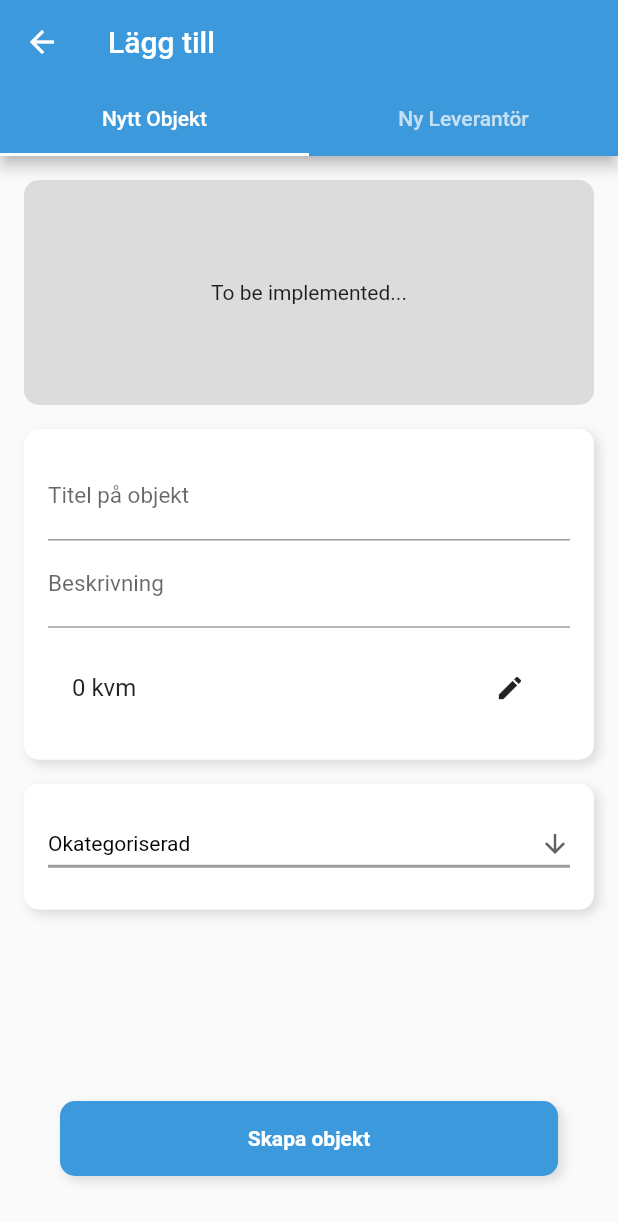
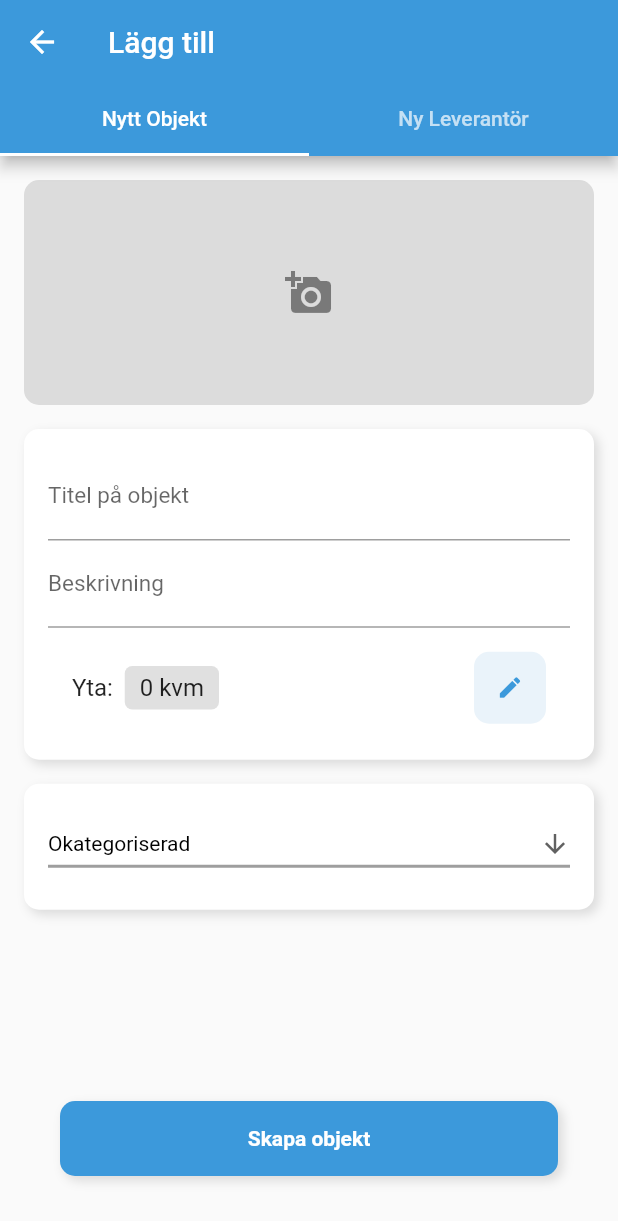
Before and after one commit to CowboyArtist/AgileProject23, a Flutter app: the screen it shows after launch, after a tap on the "add" icon, on a phone screen of 412 x 824 dp. Shown: the top 1221 px of the screen. Run offline on Flutter 3.47's test engine with Material 2 defaults, Android fonts, the phone set to English and light mode, and no system bars; our stand-ins replace cloud_firestore, firebase_storage; missing offline and left inert: flutter_picker; accounts and stored records are empty.

Commit message:
Added pull down to refresh & new function to get objects from database

```diff
--- a/sjovikvass_app/lib/screens/addObject/add_object_screen.dart
+++ b/sjovikvass_app/lib/screens/addObject/add_object_screen.dart
@@ -70,7 +70,7 @@ class _AddObjectScreenState extends State<AddObjectScreen> {
         _model = '';
         _engine = '';
         _serialNumber = '';
-        _engineSerialNumber =  '';
+        _engineSerialNumber = '';
         _space = 0;
         _isLoading = false;
       });
@@ -177,7 +177,11 @@ class _AddObjectScreenState extends State<AddObjectScreen> {
                   height: 150.0,
                   width: double.infinity,
                   child: Center(
-                    child: Text('To be implemented...'),
+                    child: Icon(
+                      Icons.add_a_photo,
+                      size: 32.0,
+                      color: Colors.black45,
+                    ),
                   ),
                 ),
                 SizedBox(height: 16.0),
@@ -218,13 +222,27 @@ class _AddObjectScreenState extends State<AddObjectScreen> {
                         child: Row(
                           mainAxisAlignment: MainAxisAlignment.spaceBetween,
                           children: <Widget>[
-                            Text(
+                            Row(
+                              children: <Widget>[
+                                Text('Yta:  ',style: TextStyle(fontSize: 16.0),),
+                                Container(
+                                  padding: EdgeInsets.symmetric(vertical: 5.0, horizontal: 10.0),
+                                  decoration: BoxDecoration(color: Colors.black12, borderRadius: BorderRadius.circular(5.0)),
+                                  child: Text(
                                     '${_space} kvm',
                                     style: TextStyle(fontSize: 16.0),
                                   ),
-                            IconButton(
-                                icon: Icon(Icons.edit, size: 20.0),
-                                onPressed: () => showPickerNumber(context))
+                                ),
+                              ],
+                            ),
+                            Container(
+                              decoration: BoxDecoration(color: MyColors.lightBlue, borderRadius: BorderRadius.circular(10.0)),
+                              child: IconButton(
+                                highlightColor: MyColors.primary,
+                                color: MyColors.primary,
+                                  icon: Icon(Icons.edit, size: 18.0),
+                                  onPressed: () => showPickerNumber(context)),
+                            )
                           ],
                         ),
                       ),
@@ -314,12 +332,15 @@ class _AddObjectScreenState extends State<AddObjectScreen> {
             ],
           ),
         ),
-        body: TabBarView(children: <Widget>[
+        body: GestureDetector(
+          onTap: () => FocusScope.of(context).unfocus(),
+          child: TabBarView(children: <Widget>[
             _buildNewObjectView(),
             Center(
               child: Text('Lägg till Leverantör'),
             ),
           ]),
+        ),
         bottomNavigationBar: GestureDetector(
           onTap: _submitStoredObject,
           child: Container(
--- a/sjovikvass_app/lib/screens/landing/widgets/objects_list.dart
+++ b/sjovikvass_app/lib/screens/landing/widgets/objects_list.dart
@@ -1,3 +1,4 @@
+import 'package:cloud_firestore/cloud_firestore.dart';
 import 'package:flutter/material.dart';
 import 'package:sjovikvass_app/models/stored_object_model.dart';
 import 'package:sjovikvass_app/screens/object/object_screen.dart';
@@ -10,33 +11,28 @@ class ObjectsList extends StatefulWidget {
 }
 
 class _ObjectsListState extends State<ObjectsList> {
+  Future<QuerySnapshot> _objects;
+
   @override
   void initState() {
     super.initState();
+    _setupObjects();
   }
 
-  @override
-  Widget build(BuildContext context) {
-    return Column(
-      mainAxisAlignment: MainAxisAlignment.center,
-      children: <Widget>[
-        FutureBuilder(
-          future: DatabaseService.getStoredObjects(),
-          builder: (BuildContext context, AsyncSnapshot snapshot) {
-            if (!snapshot.hasData) {
-              return Text('Ingen data');
+  _setupObjects() async {
+    Future<QuerySnapshot> objects = DatabaseService.getStoredObjectsFuture();
+    setState(() {
+      _objects = objects;
+    });
   }
 
-            return Expanded(
-              child: ListView.builder(
-                  itemCount: snapshot.data.length,
-                  itemBuilder: (BuildContext context, int index) {
+  _buildObjectTile(StoredObject storedObject) {
+
     return Container(
         margin: EdgeInsets.fromLTRB(16.0, 16.0, 16.0, 0.0),
         height: 100.0,
         decoration: BoxDecoration(
-                            color: Colors.black45,
-                            borderRadius: BorderRadius.circular(10.0)),
+            color: Colors.black45, borderRadius: BorderRadius.circular(10.0)),
         child: Stack(
           children: <Widget>[
             Container(
@@ -51,19 +47,16 @@ class _ObjectsListState extends State<ObjectsList> {
             Container(
               decoration: BoxDecoration(
                   borderRadius: BorderRadius.circular(10.0),
-                                  gradient: LinearGradient(
-                                      colors: [
+                  gradient: LinearGradient(colors: [
                     Colors.transparent,
                     Colors.black54,
-                                      ],
-                                      begin: Alignment.topCenter,
-                                      end: Alignment.bottomCenter)),
+                  ], begin: Alignment.topCenter, end: Alignment.bottomCenter)),
             ),
             Positioned(
                 left: 16.0,
                 bottom: 16.0,
                 child: Text(
-                                  snapshot.data[index].title,
+                  storedObject.title,
                   style: TextStyle(
                       fontSize: 18.0,
                       fontWeight: FontWeight.bold,
@@ -71,9 +64,33 @@ class _ObjectsListState extends State<ObjectsList> {
                 )),
           ],
         ));
-                  }),
-            );
+  }
+
+  @override
+  Widget build(BuildContext context) {
+    return Column(
+      mainAxisAlignment: MainAxisAlignment.center,
+      children: <Widget>[
+        Expanded(
+            child: RefreshIndicator(
+            onRefresh: () => _setupObjects(),
+            child: FutureBuilder(
+              future: _objects,
+              builder: (context, snapshot) {
+                if (!snapshot.hasData) {
+                  return Text('Ingen data');
+                }
+
+                return ListView.builder(
+                    itemCount: snapshot.data.documents.length,
+                    itemBuilder: (BuildContext context, int index) {
+                      StoredObject storedObject =
+                          StoredObject.fromDoc(snapshot.data.documents[index]);
+                      return _buildObjectTile(storedObject);
+                    });
               },
+            ),
+          ),
         )
       ],
     );
--- a/sjovikvass_app/lib/services/database_service.dart
+++ b/sjovikvass_app/lib/services/database_service.dart
@@ -28,4 +28,12 @@ class DatabaseService {
         .toList();
     return objects;
   }
+
+  static Future<QuerySnapshot> getStoredObjectsFuture() {
+    Future<QuerySnapshot> objects =
+        objectsRef.orderBy('timestamp', descending: true).getDocuments();
+        //Ändra till "outDate" när den finns.
+
+    return objects;
+  }
 }
--- a/sjovikvass_app/pubspec.yaml
+++ b/sjovikvass_app/pubspec.yaml
@@ -33,6 +33,7 @@ dependencies:
   firebase_core: ^0.4.4+3
   firebase_storage: ^3.1.5
   flutter_picker: ^1.1.3
+
 
 dev_dependencies:
   flutter_test:
```
Lines whose indentation alone changed are shown as unchanged.
